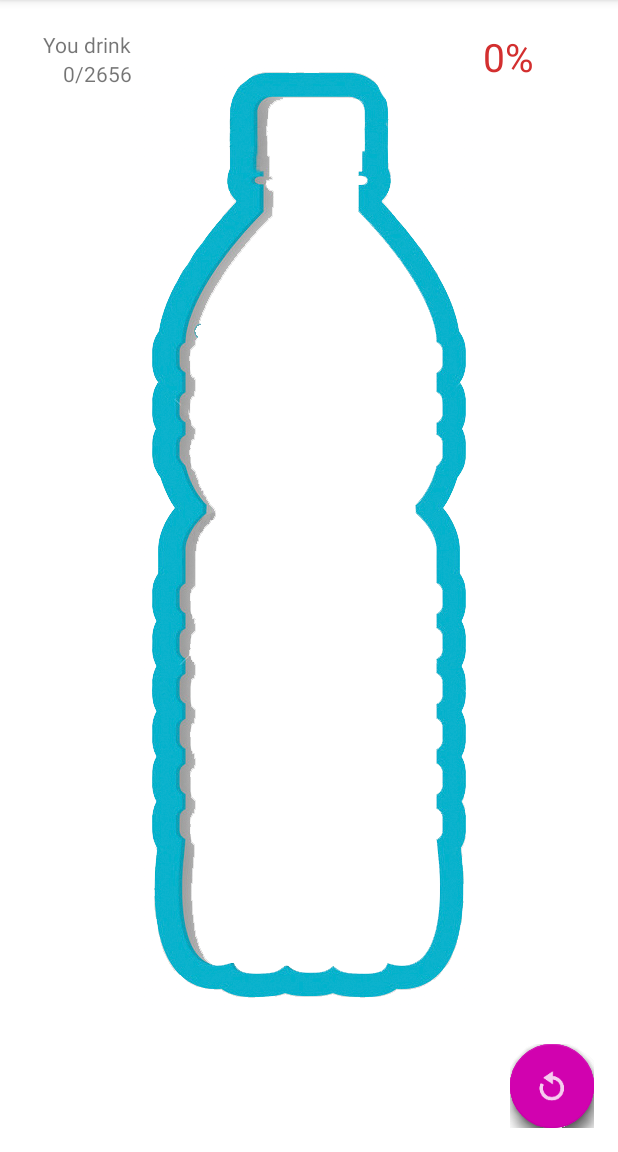
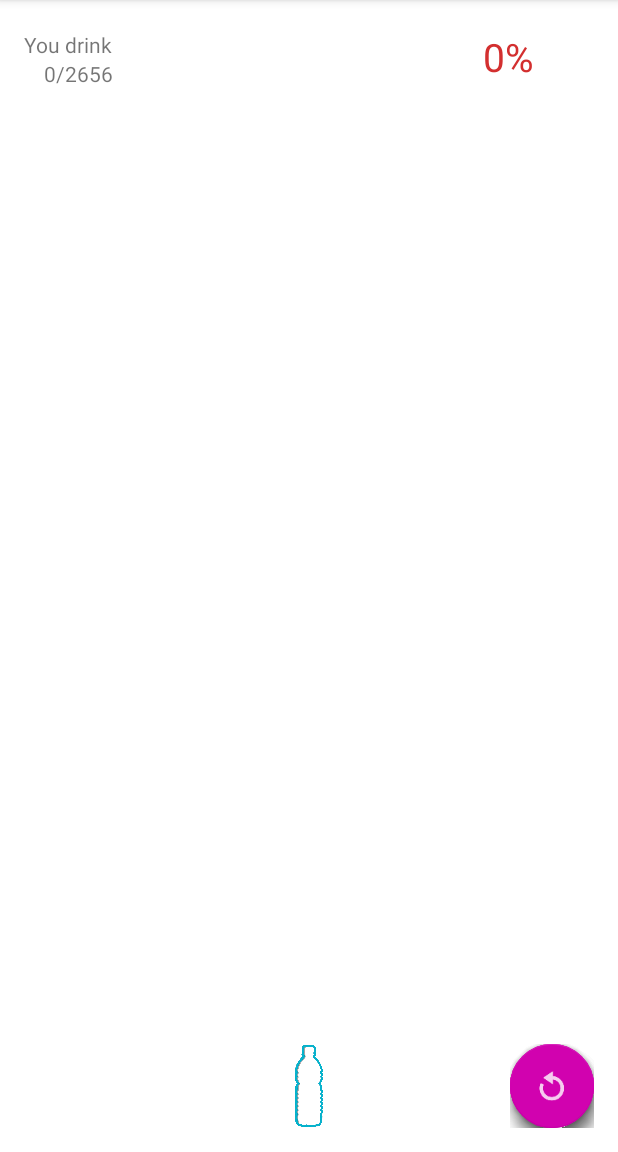
Before and after one commit to zonell/Aqua-Balans, an Android app: the screen it shows after launch (MainActivity), on a phone screen of 412 x 824 dp, the part 84-1236 px from its top. Run offline under Robolectric (Android 15) with nearby library versions, the phone set to English and light mode, and no system bars; libraries missing offline, so code that uses them is left out: com.getbase.floatingactionbutton; plain views replace FloatingActionButton, FloatingActionsMenu; 5 statements that could not run were skipped.

Commit message:
optimization UI

```diff
--- a/app/src/main/res/layout/content_main.xml
+++ b/app/src/main/res/layout/content_main.xml
@@ -15,14 +15,51 @@
     tools:context=".MainActivity"
     tools:showIn="@layout/activity_main">
 
+    <TextView
+        android:id="@+id/tvDrink"
+        android:layout_width="wrap_content"
+        android:layout_height="wrap_content"
+        android:layout_alignParentTop="true"
+        android:layout_marginTop="60dp"
+        android:text="@string/you_drink" />
+
+    <TextView
+        android:id="@+id/tvInfo"
+        android:layout_width="wrap_content"
+        android:layout_height="wrap_content"
+        android:text="Info"
+        android:layout_below="@+id/tvDrink"
+        android:layout_alignRight="@+id/tvDrink"
+        android:layout_alignEnd="@+id/tvDrink" />
+
+    <ImageView
+        android:id="@+id/imgFull"
+        android:layout_width="wrap_content"
+        android:layout_height="wrap_content"
+        android:layout_below="@+id/tvInfo"
+        android:layout_alignRight="@+id/tvInfo"
+        android:layout_alignEnd="@+id/tvInfo" />
+
+    <TextView
+        android:id="@+id/percentDrink"
+        android:layout_width="wrap_content"
+        android:layout_height="wrap_content"
+        android:layout_alignEnd="@+id/fab"
+        android:layout_alignRight="@+id/fab"
+        android:layout_alignTop="@+id/tvDrink"
+        android:layout_marginEnd="40dp"
+        android:layout_marginRight="50dp"
+        android:textSize="26sp" />
+
     <ImageView
         android:id="@+id/imgBottle"
-        android:layout_width="wrap_content"
+        android:layout_width="match_parent"
         android:layout_height="match_parent"
-        android:layout_centerHorizontal="true"
-        android:layout_centerVertical="true"
         android:scaleType="centerInside"
-        android:src="@drawable/empty" />
+        android:src="@drawable/empty"
+        android:layout_alignTop="@+id/fab"
+        android:layout_alignRight="@+id/fab"
+        android:layout_alignEnd="@+id/fab" />
 
     <com.getbase.floatingactionbutton.FloatingActionsMenu
         android:id="@+id/fab"
@@ -81,43 +118,6 @@
 
     </com.getbase.floatingactionbutton.FloatingActionsMenu>
 
-    <TextView
-        android:id="@+id/textView"
-        android:layout_width="wrap_content"
-        android:layout_height="wrap_content"
-        android:layout_alignParentTop="true"
-        android:layout_marginTop="60dp"
-        android:layout_toLeftOf="@+id/imgBottle"
-        android:layout_toStartOf="@+id/imgBottle"
-        android:text="@string/you_drink" />
 
-    <TextView
-        android:id="@+id/tvInfo"
-        android:layout_width="wrap_content"
-        android:layout_height="wrap_content"
-        android:layout_alignEnd="@+id/textView"
-        android:layout_alignRight="@+id/textView"
-        android:layout_below="@+id/textView"
-        android:textAppearance="?android:attr/textAppearanceSmall" />
-
-    <ImageView
-        android:id="@+id/imgFull"
-        android:layout_width="wrap_content"
-        android:layout_height="wrap_content"
-        android:layout_below="@+id/tvInfo"
-        android:layout_toLeftOf="@+id/imgBottle"
-        android:layout_toStartOf="@+id/imgBottle" />
-
-    <TextView
-        android:id="@+id/percentDrink"
-        android:layout_width="wrap_content"
-        android:layout_height="wrap_content"
-        android:textSize="26sp"
-        android:text="Percent"
-        android:layout_marginRight="50dp"
-        android:layout_marginEnd="40dp"
-        android:layout_alignTop="@+id/textView"
-        android:layout_alignRight="@+id/fab"
-        android:layout_alignEnd="@+id/fab" />
 
 </RelativeLayout>
```
